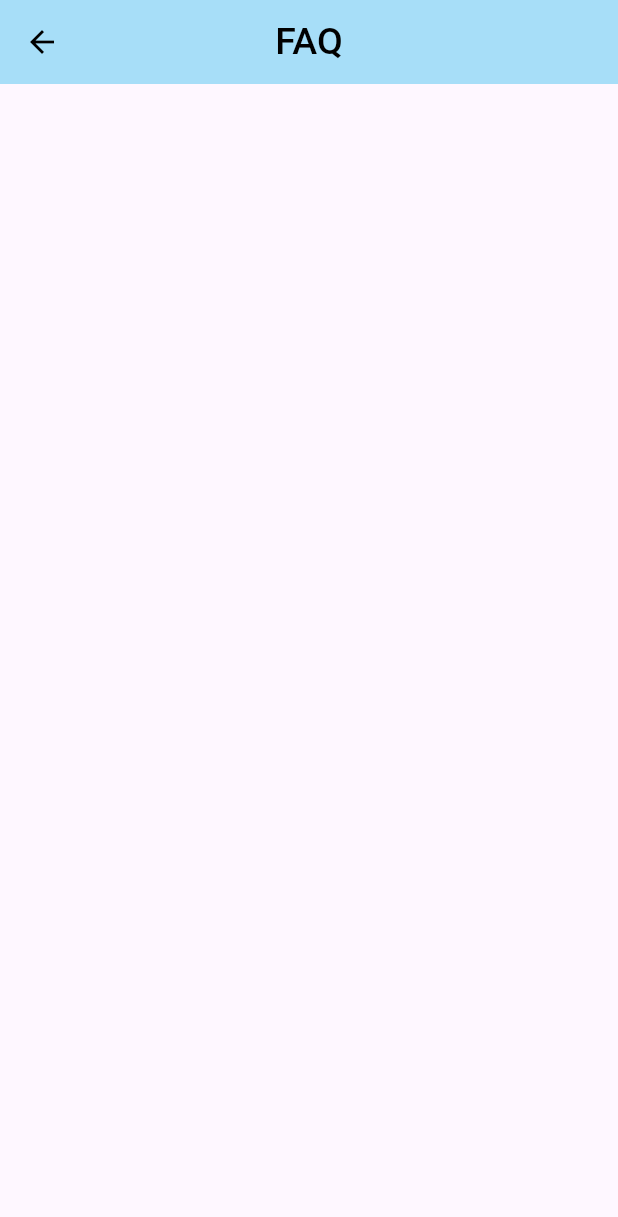
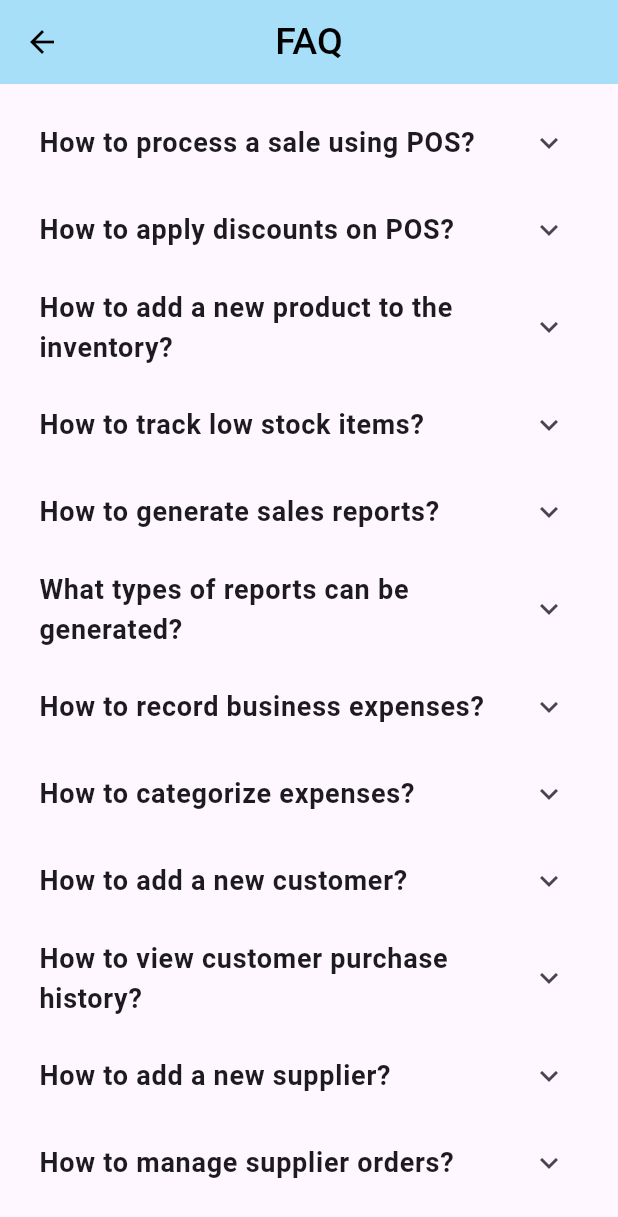
Before and after one commit to TabbyMichael/kuza, a Flutter app: the FAQ screen opened directly, on a phone screen of 412 x 824 dp. Shown: the top 1217 px of the screen. Run offline on Flutter 3.47's test engine with Material 3 defaults, Android fonts, the phone set to English and light mode, and no system bars; our stand-ins replace firebase_auth, firebase_core, fl_chart, google_fonts, google_sign_in, image_picker and 1 more; accounts and stored records are empty.

Commit message:
Faq Done bado kurefine na Ku add contact details za Kuza Support

```diff
--- a/lib/pages/faq.dart
+++ b/lib/pages/faq.dart
@@ -5,7 +5,98 @@ class FAQ extends StatelessWidget {
   const FAQ({super.key});
 
   @override
-  Widget build(BuildContext context) => Scaffold(
+  Widget build(BuildContext context) {
+    final List<Map<String, String>> faqList = [
+      // POS Questions
+      {
+        "question": "How to process a sale using POS?",
+        "answer":
+            "To process a sale using POS, select the items being purchased, add them to the cart, and proceed to payment. You can accept various forms of payment including cash, credit card, and mobile payments."
+      },
+      {
+        "question": "How to apply discounts on POS?",
+        "answer":
+            "To apply discounts, select the item in the cart, choose the discount option, and enter the discount percentage or amount. The total will be updated automatically."
+      },
+      // Inventory Questions
+      {
+        "question": "How to add a new product to the inventory?",
+        "answer":
+            "To add a new product, go to the inventory section, click on '+', fill in the product details including name, category, price, and stock quantity, and save."
+      },
+      {
+        "question": "How to track low stock items?",
+        "answer":
+            "To track low stock items, set up low stock alerts in the inventory settings. You will receive notifications when stock levels fall below the set threshold."
+      },
+      // Reports Questions
+      {
+        "question": "How to generate sales reports?",
+        "answer":
+            "To generate sales reports, go to the reports section, select 'Sales Reports', choose the date range, and generate the report. You can view, download, or print the report."
+      },
+      {
+        "question": "What types of reports can be generated?",
+        "answer":
+            "You can generate various reports including sales reports, inventory reports, expense reports, and customer activity reports."
+      },
+      // Expenses Questions
+      {
+        "question": "How to record business expenses?",
+        "answer":
+            "To record expenses, go to the expenses section, click on 'Add Expense', fill in the details including amount, category, and date, and save."
+      },
+      {
+        "question": "How to categorize expenses?",
+        "answer":
+            "You can categorize expenses by creating categories in the settings and assigning each expense to the appropriate category when adding it."
+      },
+      // Customers Questions
+      {
+        "question": "How to add a new customer?",
+        "answer":
+            "To add a new customer, go to the customers section, click on 'Add Customer', fill in the customer details including name, contact information, and any notes, and save."
+      },
+      {
+        "question": "How to view customer purchase history?",
+        "answer":
+            "To view purchase history, go to the customers section, select the customer, and view their purchase history and details in their profile."
+      },
+      // Suppliers Questions
+      {
+        "question": "How to add a new supplier?",
+        "answer":
+            "To add a new supplier, go to the suppliers section, click on '+', fill in the supplier details including name, contact information, and any notes, and save."
+      },
+      {
+        "question": "How to manage supplier orders?",
+        "answer":
+            "To manage supplier orders, go to the suppliers section, select the supplier, and view or create new orders in their profile."
+      },
+      // General Questions
+      {
+        "question": "How to reset my password?",
+        "answer":
+            "To reset your password, go to the login page and click on 'Forgot Password'. Follow the instructions to reset your password."
+      },
+      {
+        "question": "How to contact support?",
+        "answer":
+            "You can contact support by emailing us at support@example.com or by calling our support number at +123456789."
+      },
+      {
+        "question": "How to update my profile?",
+        "answer":
+            "To update your profile, go to the profile page and click on 'Edit Profile'. Make the necessary changes and save them."
+      },
+      {
+        "question": "How to delete my account?",
+        "answer":
+            "To delete your account, please contact support at support@example.com. Our team will assist you with the account deletion process."
+      },
+    ];
+
+    return Scaffold(
       appBar: AppBar(
         title: const Text(
           'FAQ',
@@ -29,5 +120,30 @@ class FAQ extends StatelessWidget {
           ), // Use the back arrow icon
         ),
       ),
+      body: Padding(
+        padding: const EdgeInsets.all(10.0),
+        child: ListView.builder(
+          itemCount: faqList.length,
+          itemBuilder: (context, index) {
+            return ExpansionTile(
+              title: Text(
+                faqList[index]["question"]!,
+                style:
+                    const TextStyle(fontSize: 18, fontWeight: FontWeight.bold),
+              ),
+              children: [
+                Padding(
+                  padding: const EdgeInsets.all(8.0),
+                  child: Text(
+                    faqList[index]["answer"]!,
+                    style: const TextStyle(fontSize: 16),
+                  ),
+                ),
+              ],
+            );
+          },
+        ),
+      ),
     );
   }
+}
```
Lines whose indentation alone changed are shown as unchanged.
